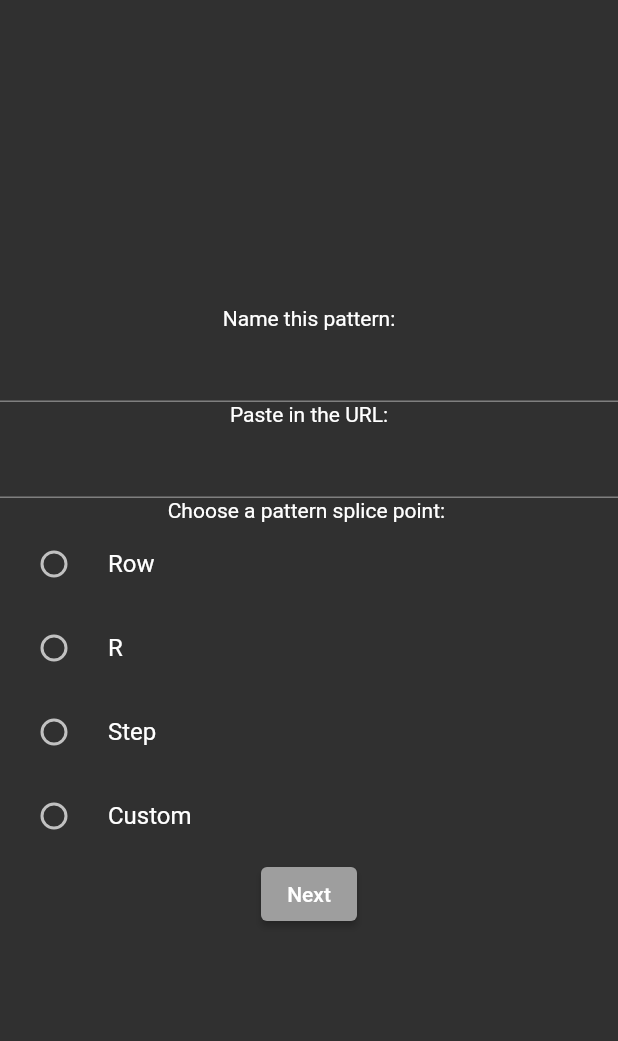
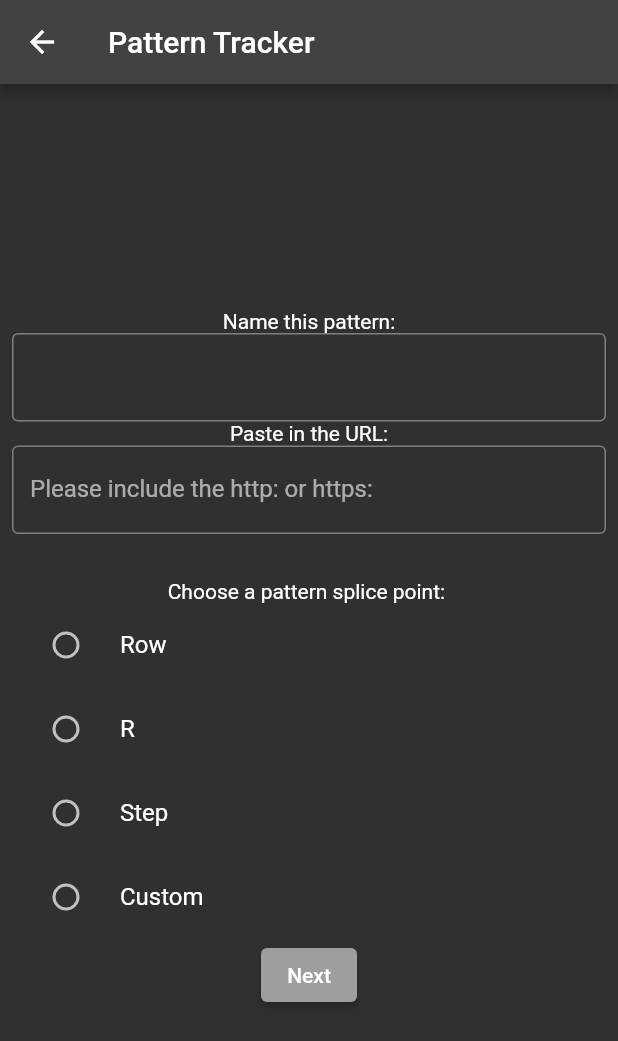
Before and after one commit to PhysicalRevelry/pattern_tracker, a Flutter app: the screen it shows after launch, after a tap on "New Pattern", on a phone screen of 412 x 824 dp. Shown: the top 1041 px of the screen. Run offline on Flutter 3.47's test engine with Material 2 defaults, Android fonts, the phone set to English and light mode, and no system bars; our stand-ins replace hooks_riverpod.

Commit message:
Working on the new input stuff

```diff
--- a/lib/components/instruction_card.dart
+++ b/lib/components/instruction_card.dart
@@ -16,6 +16,7 @@ class InstructionCard extends HookConsumerWidget {
       child: Column(
         children: [
           Row(
+            mainAxisAlignment: MainAxisAlignment.spaceBetween,
             children: [
               TextButton(onPressed: () {}, child: Text('Split')),
               GestureDetector(
--- a/lib/screens/new_pattern_upload.dart
+++ b/lib/screens/new_pattern_upload.dart
@@ -12,15 +12,31 @@ class PatternUpload extends HookConsumerWidget {
   Widget build(BuildContext context, WidgetRef ref) {
     final scraper = ref.watch(scraperProvider);
     return Scaffold(
+      appBar: AppBar(
+        title: Text('Pattern Tracker'),
+      ),
       body: Center(
+        child: Padding(
+          padding: const EdgeInsets.all(8.0),
           child: Column(
             mainAxisAlignment: MainAxisAlignment.center,
             crossAxisAlignment: CrossAxisAlignment.center,
             children: [
               Text('Name this pattern:'),
-            TextFormField(),
+              TextFormField(
+                decoration: InputDecoration(
+                  border: OutlineInputBorder(),
+                ),
+              ),
               Text("Paste in the URL:"),
-            TextFormField(),
+              TextFormField(
+                decoration: InputDecoration(
+                    border: OutlineInputBorder(),
+                    labelText: 'Please include the http: or https:'),
+              ),
+              SizedBox(
+                height: 30,
+              ),
               Text('Choose a pattern splice point: '),
               RadioListTile<Delineator>(
                   title: Text('Row'),
@@ -50,17 +66,26 @@ class PatternUpload extends HookConsumerWidget {
                   onChanged: (Delineator? value) {
                     scraper.handleDelineator(value);
                   }),
-            if (scraper.delineator == Delineator.custom) TextFormField(),
+              if (scraper.delineator == Delineator.custom)
+                TextFormField(
+                  decoration: InputDecoration(
+                      border: OutlineInputBorder(),
+                      labelText: 'Enter something unique'),
+                ),
               ElevatedButton(
                 style: ElevatedButton.styleFrom(
-                primary: scraper.delineator == null ? Colors.grey : Colors.deepPurple,
+                  primary: scraper.delineator == null
+                      ? Colors.grey
+                      : Colors.deepPurple,
                 ),
                 onPressed: () {
-                if (scraper.delineator == null){
+                  if (scraper.delineator == null) {
                     return;
-                }
-                else {
-                  Navigator.push(context, MaterialPageRoute(builder: (context) => PatternSplitter()));
+                  } else {
+                    Navigator.push(
+                        context,
+                        MaterialPageRoute(
+                            builder: (context) => PatternSplitter()));
                   }
                 },
                 child: Text(
@@ -71,6 +96,7 @@ class PatternUpload extends HookConsumerWidget {
             ],
           ),
         ),
+      ),
     );
   }
 }
--- a/lib/screens/opening_screen.dart
+++ b/lib/screens/opening_screen.dart
@@ -10,6 +10,9 @@ class StartScreen extends HookConsumerWidget {
   @override
   Widget build(BuildContext context, WidgetRef ref) {
     return Scaffold(
+      appBar: AppBar(
+        title: Text('Pattern Tracker'),
+      ),
       body: Center(
         child: Column(
           mainAxisAlignment: MainAxisAlignment.center,
--- a/lib/screens/pattern_splitter.dart
+++ b/lib/screens/pattern_splitter.dart
@@ -9,6 +9,9 @@ class PatternSplitter extends HookConsumerWidget {
   @override
   Widget build(BuildContext context, WidgetRef ref) {
     return Scaffold(
+      appBar: AppBar(
+        title: Text('Pattern Tracker'),
+      ),
       body: Center(
         child: Column(
           mainAxisAlignment: MainAxisAlignment.center,
--- a/lib/state/scraper_state.dart
+++ b/lib/state/scraper_state.dart
@@ -5,12 +5,34 @@ import 'package:hooks_riverpod/hooks_riverpod.dart';
 import 'package:html/parser.dart' as parser;
 import 'package:http/http.dart' as http;
 
+class Step {
+  final int order;
+  final String instruction;
+
+  Step({required this.order, required this.instruction});
+}
+
+class Pattern {
+  final String url;
+  final String name;
+  List<Step> steps;
+
+  Pattern({required this.url, required this.name, required this.steps});
+}
+
 enum Delineator {
   row,
   r,
   step,
   custom,
 }
+
+Map<Delineator, String> delineatorMap = {
+  Delineator.row : "(?i)row",
+  Delineator.r : "R\d | R\s\d",
+  Delineator.step : "(?i)step",
+  Delineator.custom : "(?i)", // TODO CONCAT this with whatever the user input is
+};
 
 final scraperProvider = ChangeNotifierProvider((_) => ScraperState());
 
@@ -25,6 +47,35 @@ class ScraperState extends ChangeNotifier {
     notifyListeners();
   }
 
+  Future createPattern() async {
+    List<String> rawInstructions = [];
+    List<String> newInstructions = [];
+    final response = await http.Client().get(Uri.parse('https://stitch11.com/scarf-personal-growth/'));
+
+    if (response.statusCode == 200){
+      var patternSite = parser.parseFragment(response.body);
+      String? patternSiteToString = patternSite.text;
+
+      ///Splice by <strong>
+      rawInstructions = patternSiteToString!.split('Row');
+      rawInstructions.removeAt(0);
+      rawInstructions.removeAt(rawInstructions.length - 1);
+      LineSplitter ls = const LineSplitter();
+      for(var item in rawInstructions){
+        List<String> smallerItems = ls.convert(item);
+        for (var smItem in smallerItems){
+          newInstructions.add(smItem);
+        }
+      }
+    }
+    for (var item in newInstructions){
+      print(item);
+    }
+    instructions = newInstructions;
+    notifyListeners();
+
+  }
+
   Future crochetPattern() async {
     List<String> rawInstructions = [];
     List<String> newInstructions = [];
@@ -33,13 +84,10 @@ class ScraperState extends ChangeNotifier {
     if (response.statusCode == 200){
       var patternSite = parser.parseFragment(response.body);
       String? patternSiteToString = patternSite.text;
-      // print(patternSiteToString);
 
       // var document = parser.parseFragment(
       //     '<body>Hello world! <a href="www.html5rocks.com">HTML5 rocks!');
       // print(document.text);
-
-
 
       ///Splice by <strong>
       rawInstructions = patternSiteToString!.split('Row');
```
Lines whose indentation alone changed are shown as unchanged.
